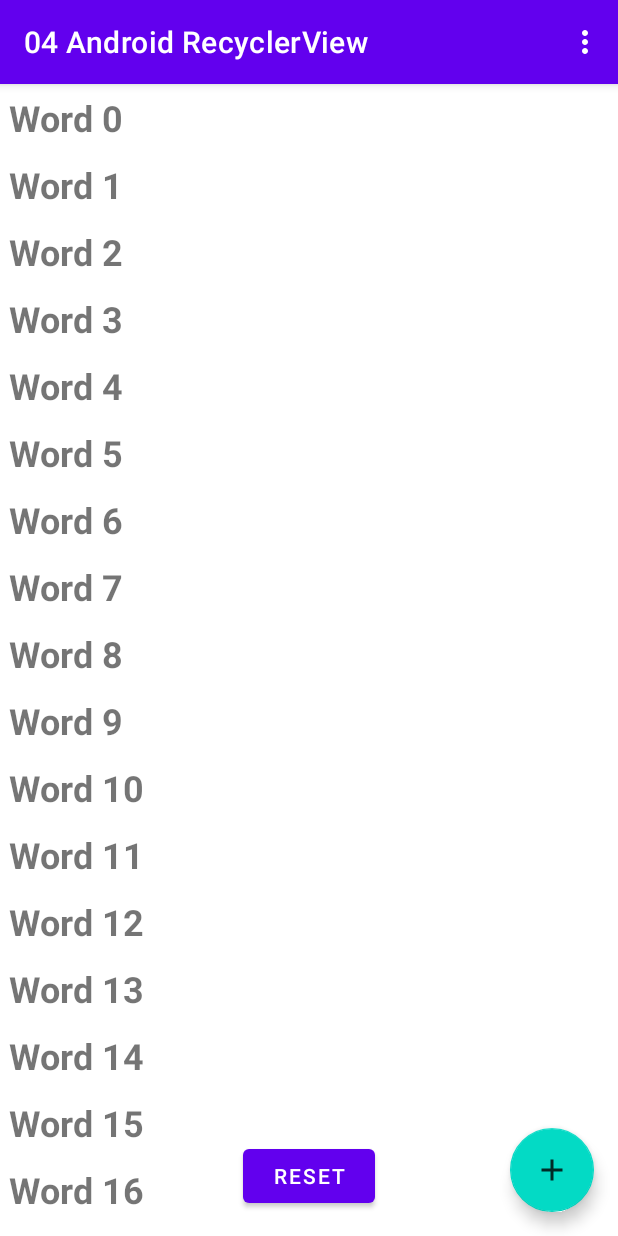
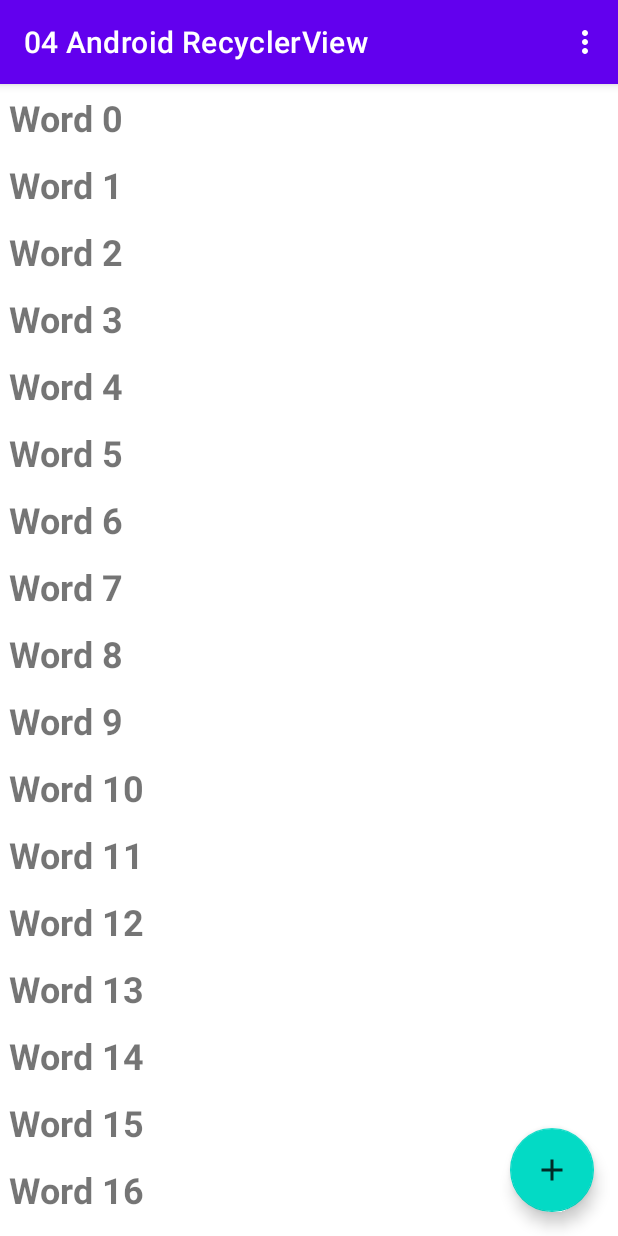
Before and after one commit to fika-aini/04-android-recyclerview, an Android app: the screen it shows after launch (MainActivity), on a phone screen of 412 x 824 dp. Run offline under Robolectric (Android 15) with nearby library versions, the phone set to English and light mode, and no system bars; our stand-ins replace navigation-ui.

```diff
--- a/app/src/main/java/jti/rofika/a04androidrecyclerview/MainActivity.java
+++ b/app/src/main/java/jti/rofika/a04androidrecyclerview/MainActivity.java
@@ -1,8 +1,6 @@
 package jti.rofika.a04androidrecyclerview;
 
 import android.os.Bundle;
-
-import com.google.android.material.snackbar.Snackbar;
 
 import androidx.appcompat.app.AppCompatActivity;
 import android.view.View;
@@ -17,7 +15,6 @@ import jti.rofika.a04androidrecyclerview.databinding.ActivityMainBinding;
 import android.view.Menu;
 import android.view.MenuItem;
 import android.widget.Button;
-import android.widget.Toast;
 
 import java.util.LinkedList;
 
@@ -64,20 +61,6 @@ public class MainActivity extends AppCompatActivity {
         mRecyclerView.setAdapter(mAdapter);
         // Give the recycler view a default layout manager.
         mRecyclerView.setLayoutManager(new LinearLayoutManager(this));
-
-        Button reset = (Button) findViewById(R.id.reset);
-        reset.setOnClickListener(new View.OnClickListener() {
-            @Override
-            public void onClick(View view) {
-                mWordList.clear();
-                // add default items again
-                for (int i = 0; i < 20; i++) {
-                    mWordList.addLast("Word " + i);
-                }
-                mAdapter.notifyDataSetChanged();
-
-            }
-        });
     }
 
     @Override
@@ -97,7 +80,13 @@ public class MainActivity extends AppCompatActivity {
         // This comment suppresses the Android Studio warning about simplifying
         // the return statements.
         //noinspection SimplifiableIfStatement
-        if (id == R.id.action_settings) {
+        if (id == R.id.action_reset) {
+            mWordList.clear();
+            // add default items again
+            for (int i = 0; i < 20; i++) {
+                mWordList.addLast("Word " + i);
+            }
+            mAdapter.notifyDataSetChanged();
             return true;
         }
 
--- a/app/src/main/res/layout/activity_main.xml
+++ b/app/src/main/res/layout/activity_main.xml
@@ -30,13 +30,4 @@
         android:layout_marginEnd="@dimen/fab_margin"
         android:layout_marginBottom="16dp"
         android:src="@drawable/ic_add_for_fab"/>
-
-    <Button
-        android:id="@+id/reset"
-        android:layout_width="wrap_content"
-        android:layout_height="wrap_content"
-        android:text="Reset"
-        android:layout_gravity="center_horizontal|bottom"
-        android:layout_marginBottom="16dp"
-        />
 </androidx.coordinatorlayout.widget.CoordinatorLayout>
--- a/app/src/main/res/menu/menu_main.xml
+++ b/app/src/main/res/menu/menu_main.xml
@@ -3,8 +3,8 @@
     xmlns:tools="http://schemas.android.com/tools"
     tools:context="jti.rofika.a04androidrecyclerview.MainActivity">
     <item
-        android:id="@+id/action_settings"
+        android:id="@+id/action_reset"
         android:orderInCategory="100"
-        android:title="@string/action_settings"
+        android:title="@string/action_reset"
         app:showAsAction="never" />
 </menu>
--- a/app/src/main/res/values/strings.xml
+++ b/app/src/main/res/values/strings.xml
@@ -1,6 +1,6 @@
 <resources>
     <string name="app_name">04 Android RecyclerView</string>
-    <string name="action_settings">Settings</string>
+    <string name="action_reset">Reset</string>
     <!-- Strings used for fragments for navigation -->
     <string name="first_fragment_label">First Fragment</string>
     <string name="second_fragment_label">Second Fragment</string>
```
Also changed, not shown: 4 other files.
